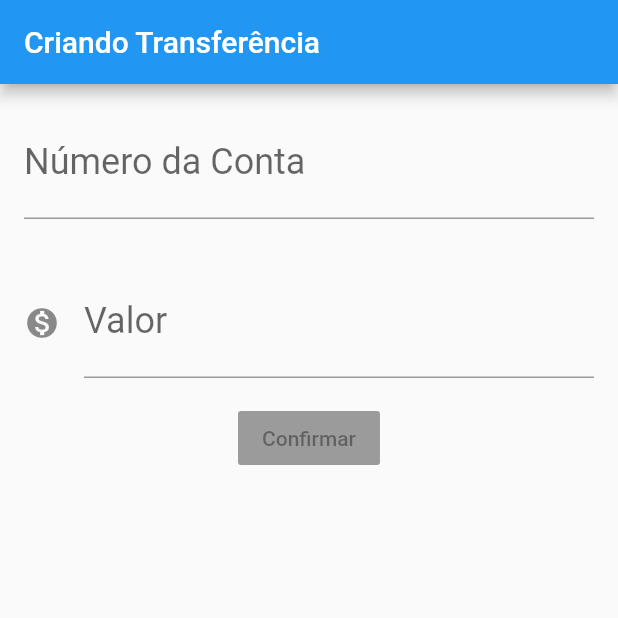
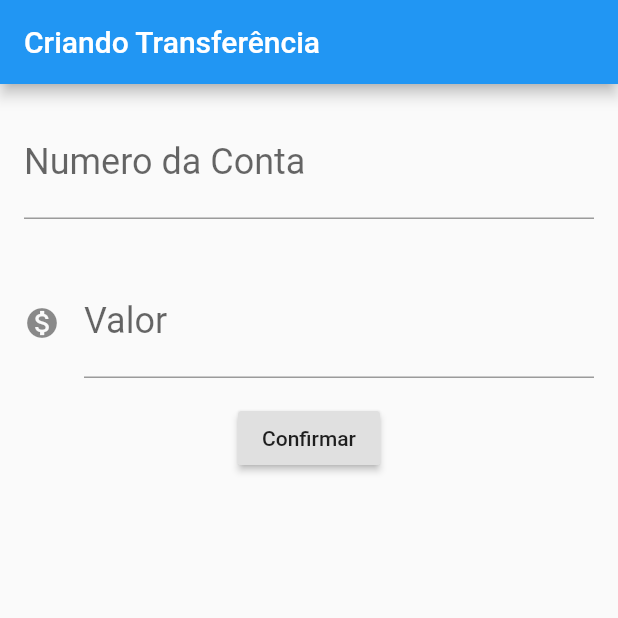
Before and after one commit to victorrmatos19/myFlutterApp, a Flutter app: the screen it shows after launch, on a phone screen of 412 x 824 dp, the top half of it. Run offline on Flutter 3.47's test engine with Material 2 defaults, Android fonts, the phone set to English and light mode, and no system bars.

Commit message:
refactoring code :recycle:

```diff
--- a/lib/main.dart
+++ b/lib/main.dart
@@ -15,46 +15,64 @@ class ByteBankApp  extends StatelessWidget{
 }
 
 class FormularioTransferencia  extends StatelessWidget{
+  final TextEditingController _controllerInputValue = TextEditingController();
+  final TextEditingController _controllerInputNumberAccount = TextEditingController();
+
   @override
   Widget build(BuildContext context) {
     return Scaffold(
       appBar: AppBar(title: Text("Criando Transferência"),),
       body: Column(
         children: <Widget>[
-          Padding(
-            padding: const EdgeInsets.all(16.0),
-            child: TextField(
-              style: TextStyle(
-                fontSize: 24.0
-              ),
-              decoration: InputDecoration(
-                labelText: "Número da Conta",
-                hintText: "0001"
-              ),
-              keyboardType: TextInputType.number,
-            ),
-          ),Padding(
-            padding: const EdgeInsets.all(16.0),
-            child: TextField(
-              style: TextStyle(
-                fontSize: 24.0
-              ),
-              decoration: InputDecoration(
-                icon: Icon(Icons.monetization_on),
-                labelText: "Valor",
-                hintText: "0.00"
-              ),
-              keyboardType: TextInputType.number,
-            ),
-          ),
+          Editor(controller: _controllerInputNumberAccount,labelText: "Numero da Conta",hintText: "0001",),
+          Editor(controller: _controllerInputValue,labelText: "Valor",hintText: "0.00",icone: Icons.monetization_on,),
           RaisedButton(
+            onPressed: () => _createTransfer(_controllerInputValue.text,_controllerInputNumberAccount.text),
             child: Text("Confirmar"),
           ),
         ],
       ),
     );
   }
+
+  void _createTransfer(String inputValue, String InputNumberAccount) {
+    final double value = double.tryParse(inputValue);
+    final int numberAccount = int.tryParse(InputNumberAccount);
+
+    if(value != null && numberAccount!= null ){
+      final trasferenciaCriada = Transferencia(value, numberAccount);
+    }
+  }
 }
+
+class Editor extends StatelessWidget {
+  final TextEditingController controller;
+  final String labelText;
+  final String hintText;
+  final IconData icone;
+
+  Editor({this.controller, this.labelText, this.hintText,this.icone});
+
+  @override
+  Widget build(BuildContext context) {
+    return Padding(
+      padding: const EdgeInsets.all(16.0),
+      child: TextField(
+        controller: controller,
+        style: TextStyle(
+            fontSize: 24.0
+        ),
+        decoration: InputDecoration(
+            icon: icone != null ?  Icon(icone) : null,
+            labelText: labelText,
+            hintText: hintText,
+        ),
+        keyboardType: TextInputType.number,
+      ),
+    );
+  }
+}
+
 
 class ListaTransferencia extends StatelessWidget {
   @override
@@ -96,4 +114,9 @@ class Transferencia {
   int numberAccount;
 
   Transferencia(this.value,this.numberAccount);
+
+  @override
+  String toString() {
+    return 'Transferencia{value: $value, numberAccount: $numberAccount}';
+  }
 }
```
